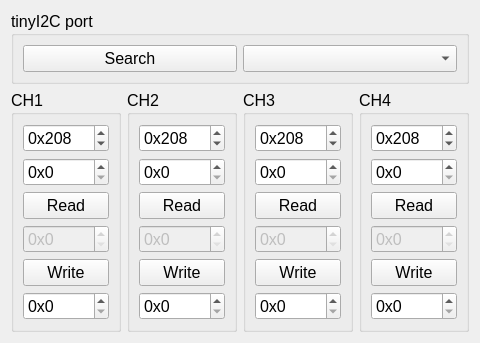
K4zuki/tinyI2C, file gui/tinyI2C.ui: the form before one commit.
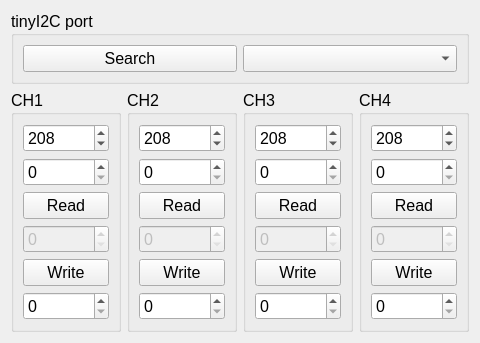
The form after the commit.

Commit message: [ GUI ] removed 0x prefix

What changed in the file:
```diff
--- a/gui/tinyI2C.ui
+++ b/gui/tinyI2C.ui
@@ -66,7 +66,7 @@
            <string/>
           </property>
           <property name="prefix">
-           <string>0x</string>
+           <string/>
           </property>
           <property name="maximum">
            <number>255</number>
@@ -82,7 +82,7 @@
            <string/>
           </property>
           <property name="prefix">
-           <string>0x</string>
+           <string/>
           </property>
           <property name="maximum">
            <number>255</number>
@@ -105,7 +105,7 @@
            <string/>
           </property>
           <property name="prefix">
-           <string>0x</string>
+           <string/>
           </property>
           <property name="maximum">
            <number>255</number>
@@ -125,7 +125,7 @@
            <string/>
           </property>
           <property name="prefix">
-           <string>0x</string>
+           <string/>
           </property>
           <property name="maximum">
            <number>255</number>
@@ -152,7 +152,7 @@
            <string/>
           </property>
           <property name="prefix">
-           <string>0x</string>
+           <string/>
           </property>
           <property name="maximum">
            <number>255</number>
@@ -168,7 +168,7 @@
            <string/>
           </property>
           <property name="prefix">
-           <string>0x</string>
+           <string/>
           </property>
           <property name="maximum">
            <number>255</number>
@@ -191,7 +191,7 @@
            <string/>
           </property>
           <property name="prefix">
-           <string>0x</string>
+           <string/>
           </property>
           <property name="maximum">
            <number>255</number>
@@ -211,7 +211,7 @@
            <string/>
           </property>
           <property name="prefix">
-           <string>0x</string>
+           <string/>
           </property>
           <property name="maximum">
            <number>255</number>
@@ -238,7 +238,7 @@
            <string/>
           </property>
           <property name="prefix">
-           <string>0x</string>
+           <string/>
           </property>
           <property name="maximum">
            <number>255</number>
@@ -254,7 +254,7 @@
            <string/>
           </property>
           <property name="prefix">
-           <string>0x</string>
+           <string/>
           </property>
           <property name="maximum">
            <number>255</number>
@@ -277,7 +277,7 @@
            <string/>
           </property>
           <property name="prefix">
-           <string>0x</string>
+           <string/>
           </property>
           <property name="maximum">
            <number>255</number>
@@ -297,7 +297,7 @@
            <string/>
           </property>
           <property name="prefix">
-           <string>0x</string>
+           <string/>
           </property>
           <property name="maximum">
            <number>255</number>
@@ -324,7 +324,7 @@
            <string/>
           </property>
           <property name="prefix">
-           <string>0x</string>
+           <string/>
           </property>
           <property name="maximum">
            <number>255</number>
@@ -340,7 +340,7 @@
            <string/>
           </property>
           <property name="prefix">
-           <string>0x</string>
+           <string/>
           </property>
           <property name="maximum">
            <number>255</number>
@@ -363,7 +363,7 @@
            <string/>
           </property>
           <property name="prefix">
-           <string>0x</string>
+           <string/>
           </property>
           <property name="maximum">
            <number>255</number>
@@ -383,7 +383,7 @@
            <string/>
           </property>
           <property name="prefix">
-           <string>0x</string>
+           <string/>
           </property>
           <property name="maximum">
            <number>255</number>
```
The commit also changes 1 other file.
